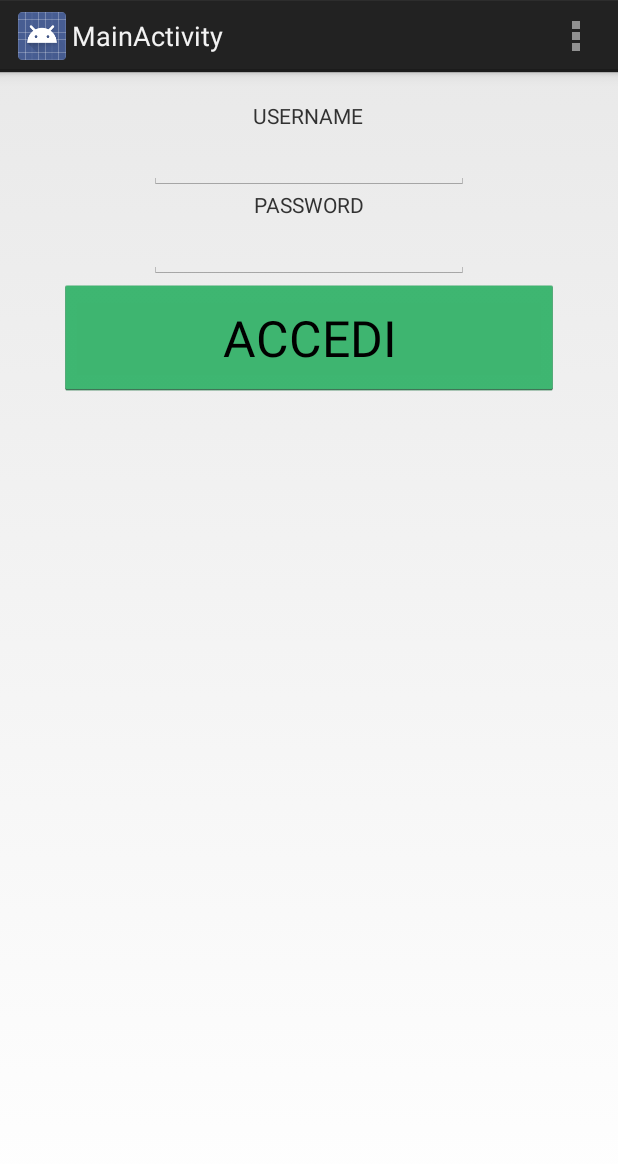
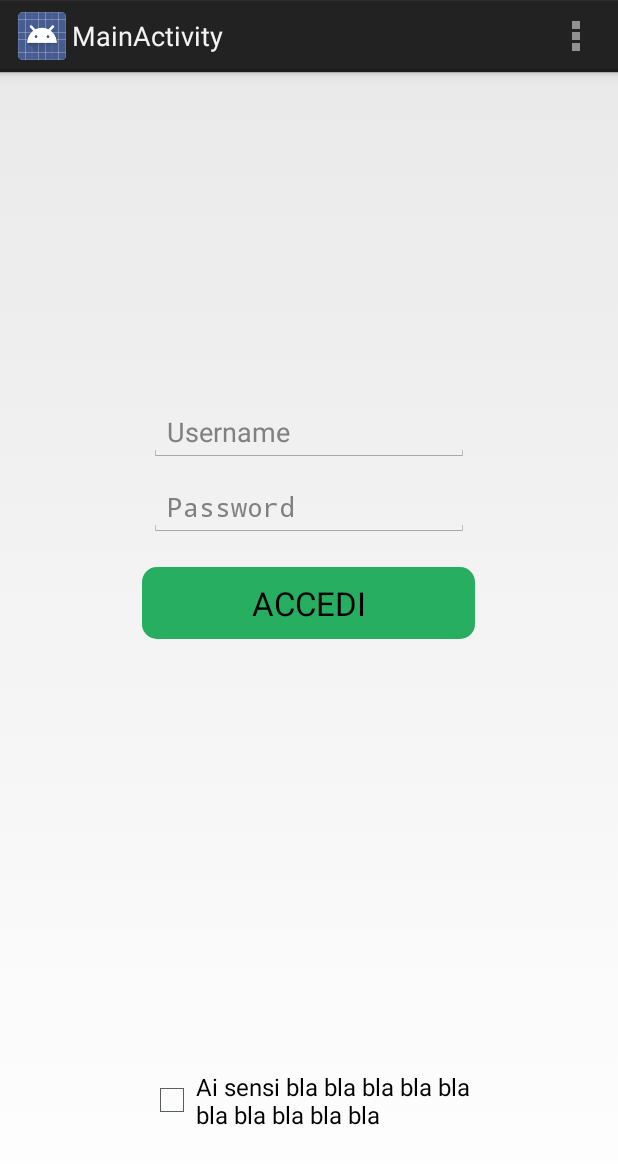
Before and after one commit to stefanoavancini/TributiLocali, an Android app: the screen it shows after launch (MainActivity), on a phone screen of 412 x 824 dp. Shown: the top 1164 px of the screen. Run offline under Robolectric (Android 15) with nearby library versions, the phone set to English and light mode, and no system bars.

Commit message:
03/07: Modificata la home page. Bottone arrotondato, checkbox per privacy e spostato tutto in basso. Da capire come inserire rettangoli ed inserire un ombra verde scuro sul bottone.

```diff
--- a/app/src/main/java/com/example/stefano/tributilocali/Comune.java
+++ b/app/src/main/java/com/example/stefano/tributilocali/Comune.java
@@ -73,6 +73,7 @@ public class Comune extends Activity {
                     view.setBackgroundColor(Color.WHITE);
                 }
             });
+            //acc
         }
         else {
             ListAdapter adapter = new SimpleAdapter(
--- /dev/null
+++ b/app/src/main/res/drawable/rounded.xml
@@ -0,0 +1,14 @@
+<?xml version="1.0" encoding="utf-8"?>
+<shape xmlns:android="http://schemas.android.com/apk/res/android"
+    android:shape="rectangle" android:padding="10dp">
+    <!-- you can use any color you want-->
+    <solid android:color="#27ae60"/>
+    <corners android:radius="10dp"/>
+    <!--
+    <corners
+        android:bottomRightRadius="10dp"
+        android:bottomLeftRadius="10dp"
+        android:topLeftRadius="10dp"
+        android:topRightRadius="10dp"/>
+    -->
+</shape>
--- a/app/src/main/res/layout/activity_main.xml
+++ b/app/src/main/res/layout/activity_main.xml
@@ -1,34 +1,43 @@
 <RelativeLayout xmlns:android="http://schemas.android.com/apk/res/android"
-    xmlns:tools="http://schemas.android.com/tools" android:layout_width="match_parent"
+    xmlns:tools="http://schemas.android.com/tools"
+    android:layout_width="match_parent"
     android:layout_height="match_parent"
     tools:context=".MainActivity">
 
+
     <TextView
+        android:id="@+id/benvenuto"
         android:layout_width="wrap_content"
         android:layout_height="wrap_content"
-        android:text=""
-        android:id="@+id/benvenuto"
-        android:layout_centerHorizontal="true" />
+        android:layout_centerHorizontal="true"
+        android:text="" />
 
+    <!--
     <TextView
         android:layout_width="wrap_content"
         android:layout_height="wrap_content"
         android:text="USERNAME"
         android:id="@+id/testo_username"
         android:layout_below="@+id/benvenuto"
-        android:layout_centerHorizontal="true" />
+        android:layout_centerHorizontal="true"
+        android:layout_marginTop="220dp"
+
+        />-->
 
     <EditText
+        android:id="@+id/username"
         android:layout_width="wrap_content"
         android:layout_height="wrap_content"
-        android:id="@+id/username"
+        android:layout_below="@+id/testo_username"
+        android:layout_centerHorizontal="true"
+        android:layout_marginTop="220dp"
+        android:digits="0,1,2,3,4,5,6,7,8,9,QWERTYUIOPLKJHGFDSAZXCVBNM"
         android:ems="10"
+        android:hint="Username"
         android:inputType="textCapCharacters"
-        android:layout_below="@+id/testo_username"
-        android:maxLength="16"
-        android:digits="0,1,2,3,4,5,6,7,8,9,QWERTYUIOPLKJHGFDSAZXCVBNM"
-        android:layout_centerHorizontal="true" />
+        android:maxLength="16" />
 
+    <!--
     <TextView
         android:layout_width="wrap_content"
         android:layout_height="wrap_content"
@@ -36,30 +45,54 @@
         android:id="@+id/testo_pass"
         android:layout_below="@+id/username"
         android:layout_centerHorizontal="true" />
-
+-->
     <EditText
+        android:id="@+id/password"
         android:layout_width="wrap_content"
         android:layout_height="wrap_content"
-        android:inputType="textPassword"
+        android:layout_below="@+id/testo_pass"
+        android:layout_centerHorizontal="true"
+        android:layout_marginTop="270dp"
         android:ems="10"
-        android:id="@+id/password"
-        android:layout_below="@+id/testo_pass"
-        android:layout_centerHorizontal="true" />
+        android:hint="Password"
+        android:inputType="textPassword" />
+    <!--
+        <Button
 
+         android:layout_width="wrap_content"
+         android:layout_height="wrap_content"
+         android:text="ACCEDI"
+         android:id="@+id/accedi"
+         android:layout_centerHorizontal="true"
+         android:layout_below="@+id/password"
+         android:textSize="10pt"
+         android:width="100pt"
+         android:height="20pt"/>
+         -->
     <Button
+        android:id="@+id/accedi"
         android:layout_width="wrap_content"
         android:layout_height="wrap_content"
+        android:layout_below="@+id/password"
+        android:layout_centerHorizontal="true"
+        android:layout_marginTop="20dp"
+        android:width="100pt"
+        android:height="20pt"
+        android:background="@drawable/rounded"
         android:text="ACCEDI"
-        android:id="@+id/accedi"
-        android:layout_centerHorizontal="true"
-        android:layout_below="@+id/password"
-        android:textSize="15pt"
-        android:width="150pt"
-        android:height="35pt"
+        android:textSize="10pt"
+
+
         />
 
-
-
+    <CheckBox
+        android:id="@+id/checkBox"
+        android:layout_width="wrap_content"
+        android:layout_height="wrap_content"
+        android:layout_alignParentBottom="true"
+        android:layout_centerHorizontal="true"
+        android:layout_marginBottom="70dp"
+        android:text="Ai sensi bla bla bla bla bla\nbla bla bla bla bla" />
 
 
 </RelativeLayout>
```
Also changed, not shown: 2 other files.
